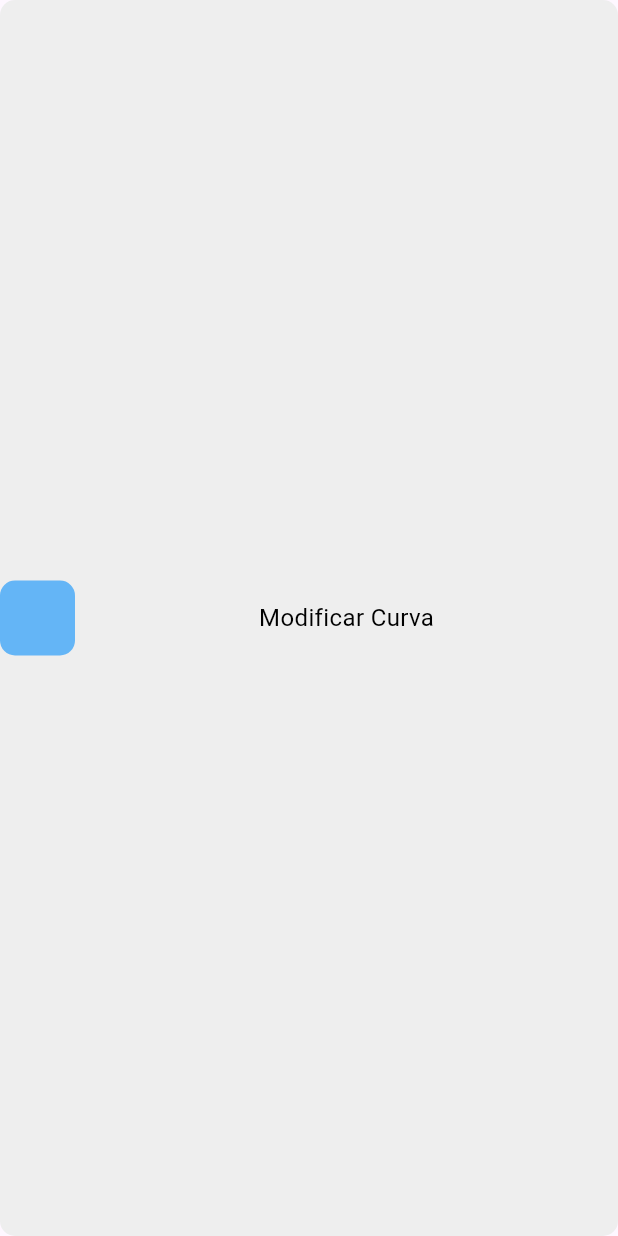
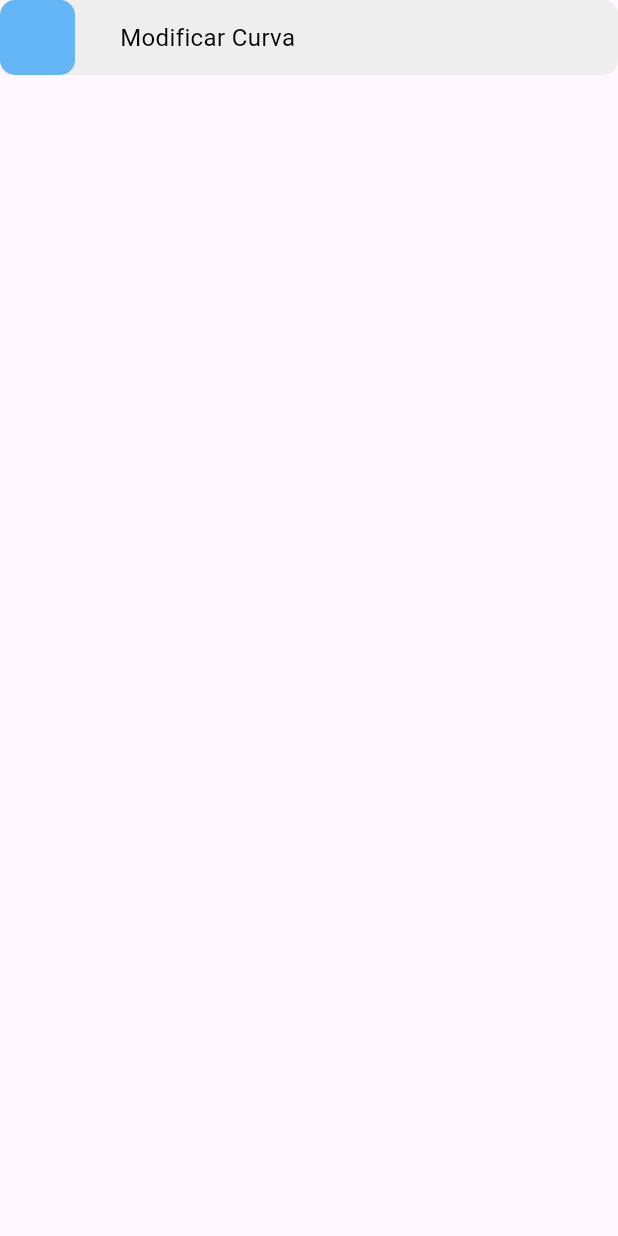
Before and after one commit to fahe8/calculadoraMecanica, a Flutter app: the RectangleBombas widget shown alone on an empty page, opened directly, on a phone screen of 412 x 824 dp. Run offline on Flutter 3.47's test engine with Material 3 defaults, Android fonts, the phone set to English and light mode, and no system bars; our stand-ins replace fl_chart, get.

Commit message:
widget rectangulo bombas cambiado

```diff
--- a/lib/screens/bombasScreens/pages/CurvasScreen.dart
+++ b/lib/screens/bombasScreens/pages/CurvasScreen.dart
@@ -47,9 +47,10 @@
                       : _buildEmptyGraph(),
                 )),
             Padding(
-              padding: const EdgeInsets.all(8.0),
+              padding: const EdgeInsets.only(left: 8,right: 8, bottom: 8,top: 26),
               child: Column(
                 children: [
+
                   Obx(
                     () => bombaController.curvaResistente.value.A == 0 &&
                             bombaController.curvaResistente.value.B == 0 &&
--- a/lib/widgets/RectangleBombas.dart
+++ b/lib/widgets/RectangleBombas.dart
@@ -36,17 +36,17 @@
                 borderRadius: BorderRadius.circular(10),
               ),
             ),
+            SizedBox(width: 30,),
             Expanded(
-              child: Center(
-                child: Text(
-                  text,
-                  style: TextStyle(
-                    color: Colors.black,
-                    fontSize: 16,
-                  ),
+              child: Text(
+                text,
+                style: TextStyle(
+                  color: Colors.black,
+                  fontSize: 16,
                 ),
               ),
             ),
+
             Visibility(
               visible: options,
               child: PopupMenuButton<String>(
```
